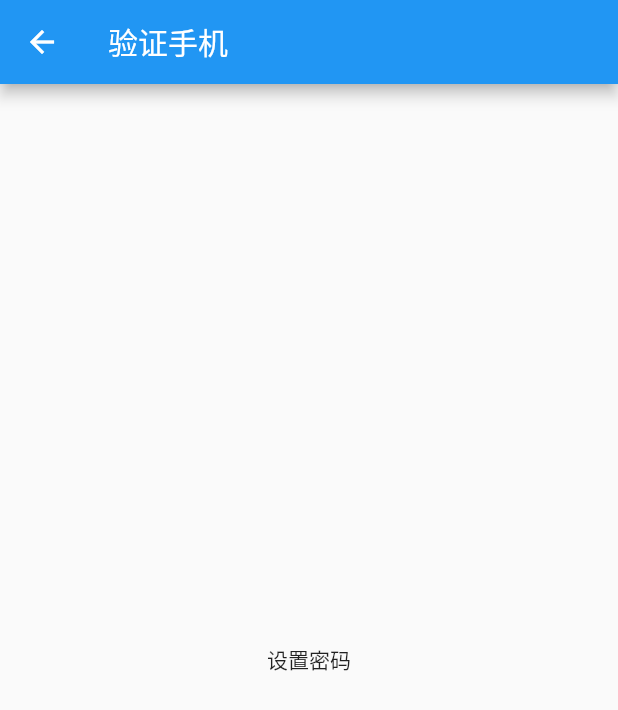
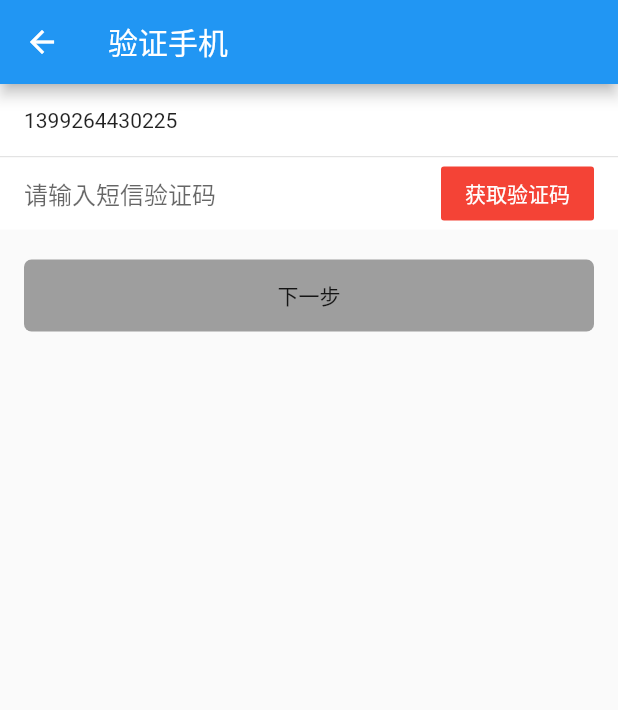
Before and after one commit to androidYun/flutter_app, a Flutter app: the SetPasswordVerificationCodePage screen opened directly, on a phone screen of 412 x 824 dp. Shown: the top 710 px of the screen. Run offline on Flutter 3.47's test engine with Material 2 defaults, Android fonts, the phone set to English and light mode, and no system bars; our stand-ins replace dio, shared_preferences; accounts and stored records are empty.

```diff
--- a/lib/HttpUtil.dart
+++ b/lib/HttpUtil.dart
@@ -59,12 +59,10 @@ class HttpUtil {
         }
       }
     } on DioError catch (e) {
-      debugger();
       if (errorCallBack != null) {
         errorCallBack(e.message);
       }
     } catch (e) {
-      debugger();
       if (errorCallBack != null) {
         errorCallBack(e.message);
       }
--- a/lib/Welcome.dart
+++ b/lib/Welcome.dart
@@ -1,7 +1,6 @@
 import 'package:flutter/material.dart';
 import 'package:flutter/widgets.dart';
 import 'package:flutter_app/AccountLoginPage.dart';
-import 'package:flutter_app/MainApp.dart';
 
 void main() => runApp(Welcome());
 
--- a/lib/mine/SetPasswordPage.dart
+++ b/lib/mine/SetPasswordPage.dart
@@ -1,3 +1,6 @@
+import 'dart:async';
+import 'dart:developer';
+
 import 'package:flutter/material.dart';
 import 'package:flutter/widgets.dart';
 import 'package:flutter_app/base/BaseState.dart';
@@ -11,7 +14,13 @@ class SetPasswordVerificationCodePage extends StatefulWidget {
 }
 
 class SetPasswordVerificationCodeState
-    extends BaseState<SetPasswordVerificationCodePage> {
+    extends State<SetPasswordVerificationCodePage> {
+  TextEditingController versionCodeController = new TextEditingController();
+
+  int time = 0;
+
+  String versionText = "获取验证码";
+
   @override
   Widget build(BuildContext context) {
     // TODO: implement build
@@ -19,9 +28,93 @@ class SetPasswordVerificationCodeState
       appBar: AppBar(
         title: Text("验证手机"),
       ),
-      body: Center(
-        child: Text("设置密码"),
+      body: Column(
+        children: <Widget>[
+          Container(
+            width: MediaQuery.of(context).size.width,
+            color: Colors.white,
+            padding: EdgeInsets.fromLTRB(16, 16, 16, 16),
+            child: Text("1399264430225", textAlign: TextAlign.left),
+          ),
+          const Divider(height: 1.0),
+          Container(
+              color: Colors.white,
+              padding: EdgeInsets.fromLTRB(16, 0, 16, 0),
+              child: Row(
+                mainAxisAlignment: MainAxisAlignment.spaceBetween,
+                children: <Widget>[
+                  Flexible(
+                    child: TextField(
+                      onChanged: (versionCode) {},
+                      controller: TextEditingController(),
+                      keyboardType: TextInputType.number,
+                      decoration: InputDecoration(
+                        border: InputBorder.none,
+                        hintText: "请输入短信验证码",
+                      ),
+                    ),
+                  ),
+                  FlatButton(
+                      color: Colors.red,
+                      onPressed: () {
+                        _getVersionCode();
+                      },
+                      child: Text(
+                        versionText,
+                        style: TextStyle(color: Colors.white),
+                      )),
+                ],
+              )),
+          Container(
+            decoration: BoxDecoration(
+              borderRadius: BorderRadius.all(Radius.circular(5)),
+              color: Colors.grey,
+            ),
+            width: MediaQuery.of(context).size.width,
+            margin: EdgeInsets.fromLTRB(16, 20, 16, 0),
+            child: FlatButton(
+                onPressed: () {
+                  print('输入');
+                },
+                child: Text("下一步")),
+          )
+        ],
       ),
     );
   }
+
+  Timer timer;
+
+  @override
+  void dispose() {
+    if (time == null) {
+      timer.cancel();
+    }
+    super.dispose();
+  }
+
+  _getVersionCode() {
+    if (timer!=null&&timer.isActive) {
+      return;
+    }
+    time = 60;
+    timer = Timer.periodic(const Duration(seconds: 1), (timer) async {
+      if (time == 0) {
+        timer.cancel();
+        timer = null;
+      }
+      setState(() {
+        versionText = _getVersionText();
+      });
+      time--;
+    });
+  }
+
+  String _getVersionText() {
+    if (time == 0) {
+      return "获取验证码";
+    } else {
+      return "$time重新获取";
+    }
+  }
 }
```
Also changed, not shown: lib/AccountLoginPage.dart (+5 -7 lines), lib/BillPage.dart (added, +97 -0 lines), lib/home/MinePage.dart (+12 -3 lines), lib/mine/SellerReturnAddressPage.dart (added, +102 -0 lines), lib/mine/SetPage.dart (+18 -30 lines), 1 other file.
